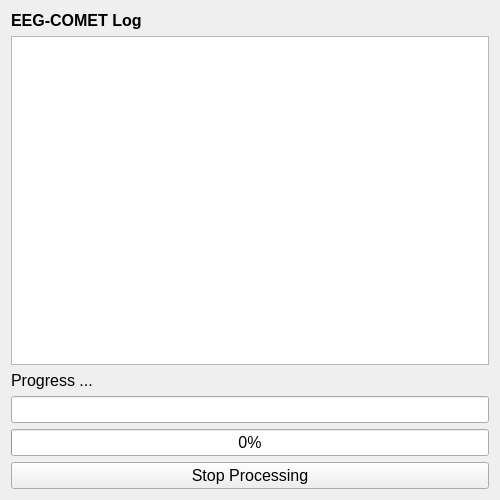
First picture: the form in EEG_COMET/ui/LogWindow.ui, repository eeg-comet/eeg-comet, before the edit.
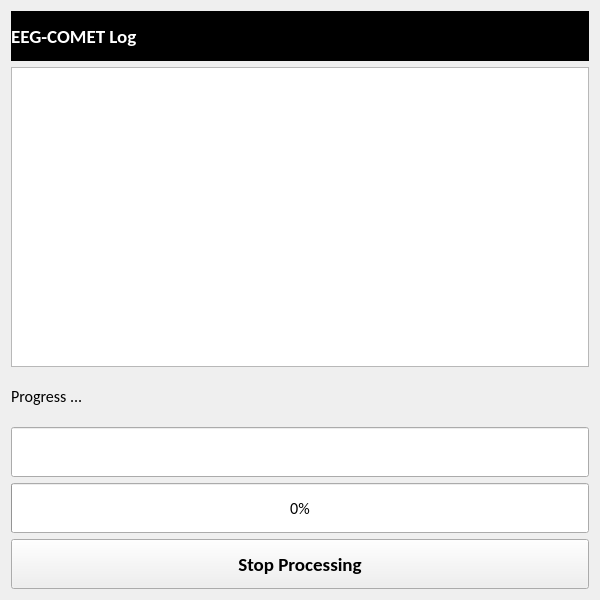
Second picture: the form after the edit.

```diff
--- a/EEG_COMET/ui/LogWindow.ui
+++ b/EEG_COMET/ui/LogWindow.ui
@@ -6,20 +6,20 @@
    <rect>
     <x>0</x>
     <y>0</y>
-    <width>500</width>
-    <height>500</height>
+    <width>600</width>
+    <height>600</height>
    </rect>
   </property>
   <property name="minimumSize">
    <size>
-    <width>500</width>
-    <height>500</height>
+    <width>600</width>
+    <height>600</height>
    </size>
   </property>
   <property name="maximumSize">
    <size>
-    <width>2000</width>
-    <height>2000</height>
+    <width>1200</width>
+    <height>1200</height>
    </size>
   </property>
   <property name="windowTitle">
@@ -30,13 +30,30 @@
     <layout class="QVBoxLayout" name="verticalLayout">
      <item>
       <widget class="QLabel" name="log_label">
+       <property name="minimumSize">
+        <size>
+         <width>0</width>
+         <height>50</height>
+        </size>
+       </property>
+       <property name="maximumSize">
+        <size>
+         <width>16777215</width>
+         <height>100</height>
+        </size>
+       </property>
        <property name="font">
         <font>
-         <pointsize>12</pointsize>
+         <family>Calibri</family>
+         <pointsize>14</pointsize>
          <weight>75</weight>
          <bold>true</bold>
         </font>
        </property>
+       <property name="styleSheet">
+        <string notr="true">color: rgb(255, 255, 255);
+background-color: rgb(0, 0, 0);</string>
+       </property>
        <property name="text">
         <string>EEG-COMET Log</string>
        </property>
@@ -44,10 +61,28 @@
      </item>
      <item>
       <widget class="QTextEdit" name="log_text_area">
+       <property name="sizePolicy">
+        <sizepolicy hsizetype="Preferred" vsizetype="Preferred">
+         <horstretch>0</horstretch>
+         <verstretch>0</verstretch>
+        </sizepolicy>
+       </property>
+       <property name="minimumSize">
+        <size>
+         <width>0</width>
+         <height>300</height>
+        </size>
+       </property>
+       <property name="maximumSize">
+        <size>
+         <width>16777215</width>
+         <height>16777215</height>
+        </size>
+       </property>
        <property name="font">
         <font>
          <family>Calibri</family>
-         <pointsize>10</pointsize>
+         <pointsize>12</pointsize>
          <italic>false</italic>
         </font>
        </property>
@@ -59,13 +94,26 @@
      <item>
       <widget class="QLabel" name="progress_label">
        <property name="sizePolicy">
-        <sizepolicy hsizetype="Expanding" vsizetype="Maximum">
+        <sizepolicy hsizetype="Preferred" vsizetype="Preferred">
          <horstretch>0</horstretch>
          <verstretch>0</verstretch>
         </sizepolicy>
        </property>
+       <property name="minimumSize">
+        <size>
+         <width>0</width>
+         <height>50</height>
+        </size>
+       </property>
+       <property name="maximumSize">
+        <size>
+         <width>16777215</width>
+         <height>100</height>
+        </size>
+       </property>
        <property name="font">
         <font>
+         <family>Calibri</family>
          <pointsize>12</pointsize>
          <weight>50</weight>
          <bold>false</bold>
@@ -79,13 +127,26 @@
      <item>
       <widget class="QLineEdit" name="progress_lineedit">
        <property name="sizePolicy">
-        <sizepolicy hsizetype="Expanding" vsizetype="Preferred">
+        <sizepolicy hsizetype="Preferred" vsizetype="Preferred">
          <horstretch>0</horstretch>
          <verstretch>0</verstretch>
         </sizepolicy>
        </property>
+       <property name="minimumSize">
+        <size>
+         <width>0</width>
+         <height>50</height>
+        </size>
+       </property>
+       <property name="maximumSize">
+        <size>
+         <width>16777215</width>
+         <height>100</height>
+        </size>
+       </property>
        <property name="font">
         <font>
+         <family>Calibri</family>
          <pointsize>12</pointsize>
         </font>
        </property>
@@ -97,13 +158,26 @@
      <item>
       <widget class="QProgressBar" name="progress_bar">
        <property name="sizePolicy">
-        <sizepolicy hsizetype="Expanding" vsizetype="Maximum">
+        <sizepolicy hsizetype="Preferred" vsizetype="Preferred">
          <horstretch>0</horstretch>
          <verstretch>0</verstretch>
         </sizepolicy>
        </property>
+       <property name="minimumSize">
+        <size>
+         <width>0</width>
+         <height>50</height>
+        </size>
+       </property>
+       <property name="maximumSize">
+        <size>
+         <width>16777215</width>
+         <height>100</height>
+        </size>
+       </property>
        <property name="font">
         <font>
+         <family>Calibri</family>
          <pointsize>12</pointsize>
         </font>
        </property>
@@ -115,14 +189,29 @@
      <item>
       <widget class="QPushButton" name="progress_stop_button">
        <property name="sizePolicy">
-        <sizepolicy hsizetype="Expanding" vsizetype="Maximum">
+        <sizepolicy hsizetype="Preferred" vsizetype="Preferred">
          <horstretch>0</horstretch>
          <verstretch>0</verstretch>
         </sizepolicy>
        </property>
+       <property name="minimumSize">
+        <size>
+         <width>0</width>
+         <height>50</height>
+        </size>
+       </property>
+       <property name="maximumSize">
+        <size>
+         <width>16777215</width>
+         <height>100</height>
+        </size>
+       </property>
        <property name="font">
         <font>
-         <pointsize>12</pointsize>
+         <family>Calibri</family>
+         <pointsize>14</pointsize>
+         <weight>75</weight>
+         <bold>true</bold>
         </font>
        </property>
        <property name="text">
```
Left out of the diff: 3 changed lines with no effect on the pictures.
